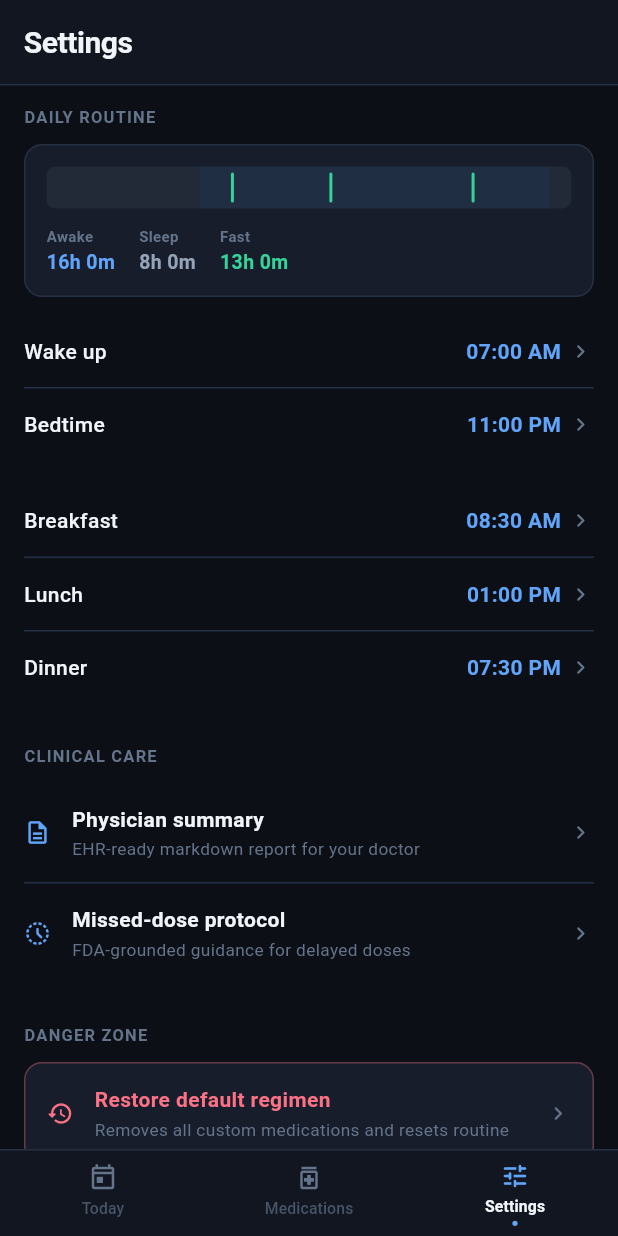
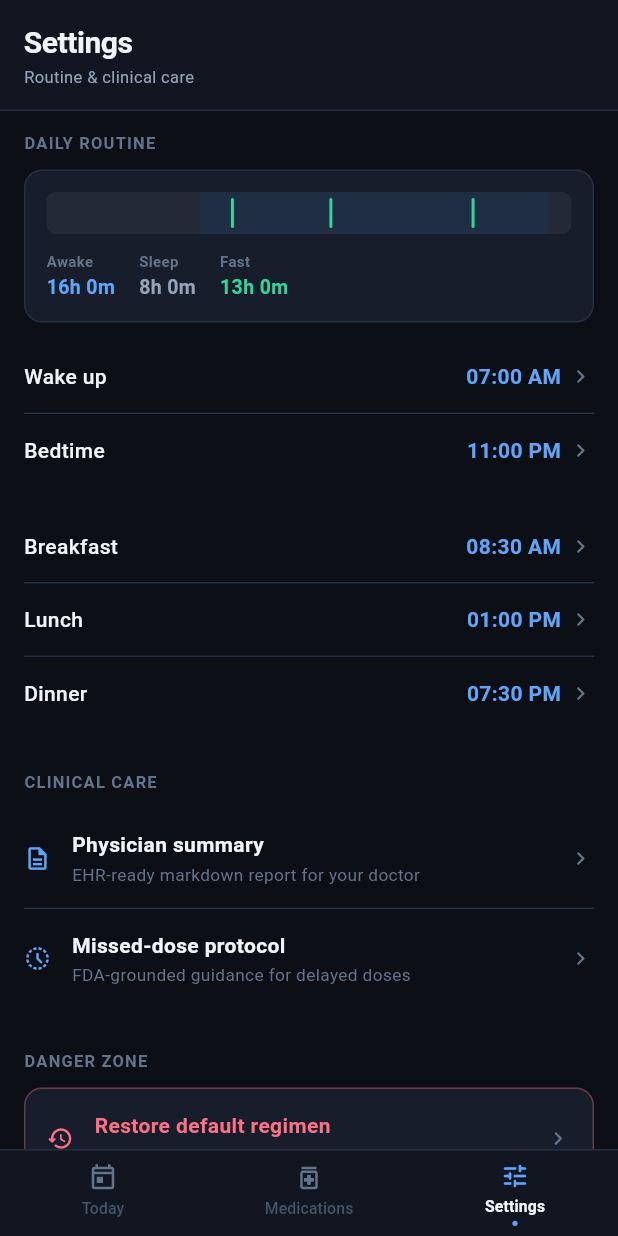
Before and after one commit to deepak22t/ChronoMed, a Flutter app: the screen it shows after launch, item 3 of the bottom bar chosen, on a phone screen of 412 x 824 dp. Run offline on Flutter 3.47's test engine with Material 3 defaults, Android fonts, the phone set to English and light mode, and no system bars; Roboto replaces fonts that are missing (JetBrainsMono).

Commit message:
feat(refactor): final consistency pass - unify screen headers (phase f)

```diff
--- a/app/lib/features/settings/presentation/settings_screen.dart
+++ b/app/lib/features/settings/presentation/settings_screen.dart
@@ -308,7 +308,10 @@ class _SettingsHeader extends StatelessWidget {
       child: Row(
         children: [
           const Expanded(
-            child: Text(
+            child: Column(
+              crossAxisAlignment: CrossAxisAlignment.start,
+              children: [
+                Text(
                   'Settings',
                   style: TextStyle(
                     color: ChronoTheme.textPrimary,
@@ -316,6 +319,16 @@ class _SettingsHeader extends StatelessWidget {
                     fontWeight: FontWeight.w700,
                     letterSpacing: -0.3,
                   ),
+                ),
+                SizedBox(height: 2),
+                Text(
+                  'Routine & clinical care',
+                  style: TextStyle(
+                    color: ChronoTheme.textSecondary,
+                    fontSize: 11,
+                  ),
+                ),
+              ],
             ),
           ),
           if (isDirty) ...[
```
Lines whose indentation alone changed are shown as unchanged.
